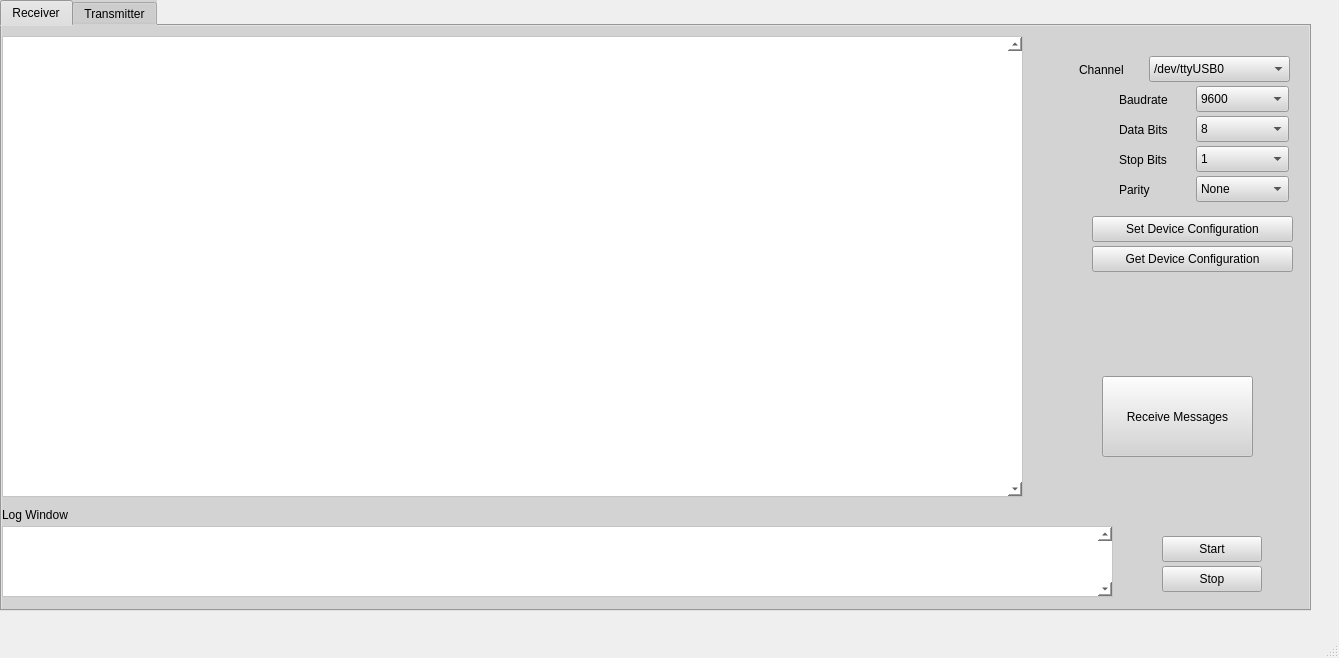
Before: the Qt Designer form RS422-485GuiApp/mainwindow.ui in Kemalusanmaz/RS422-485-Transceiver-Project, drawn with Qt 5.
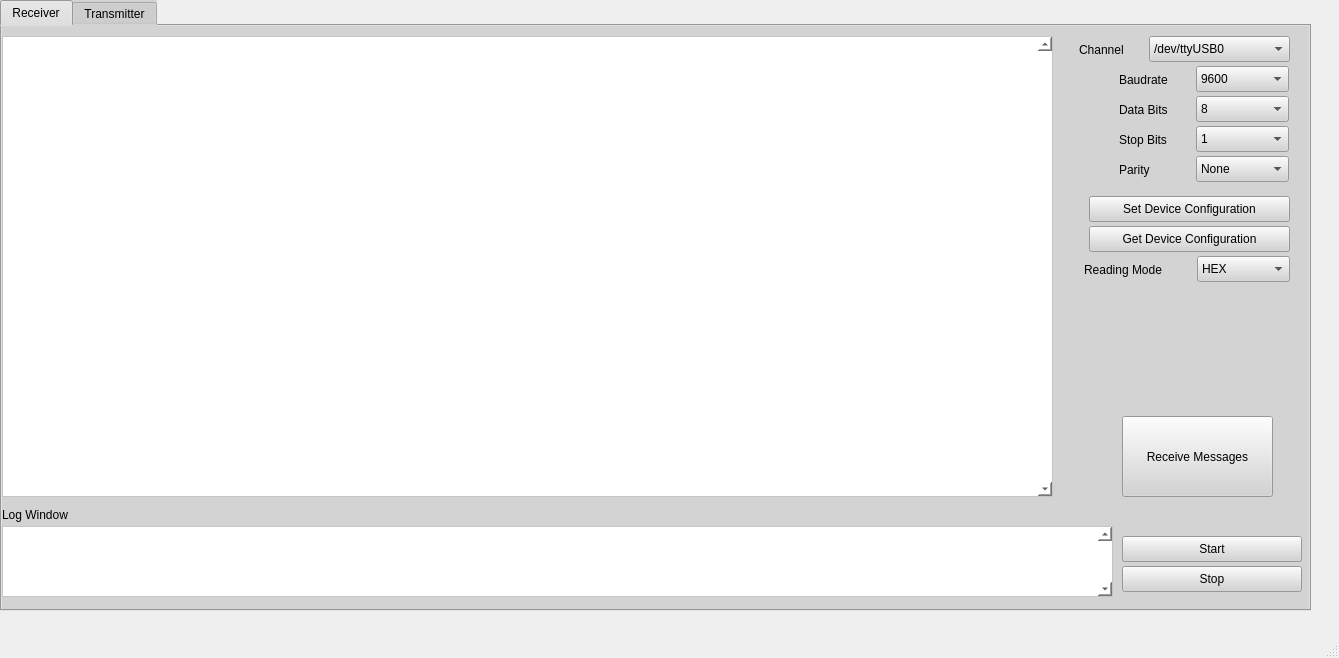
After: the same form once the commit is applied. The open tabs and pages were chosen to show the change.

Diff of the .ui file:
```diff
--- a/RS422-485GuiApp/mainwindow.ui
+++ b/RS422-485GuiApp/mainwindow.ui
@@ -74,9 +74,9 @@
      <widget class="QPushButton" name="receiver_start">
       <property name="geometry">
        <rect>
-        <x>1160</x>
+        <x>1120</x>
         <y>510</y>
-        <width>100</width>
+        <width>180</width>
         <height>26</height>
        </rect>
       </property>
@@ -87,9 +87,9 @@
      <widget class="QPushButton" name="receiver_stop">
       <property name="geometry">
        <rect>
-        <x>1160</x>
+        <x>1120</x>
         <y>540</y>
-        <width>100</width>
+        <width>180</width>
         <height>26</height>
        </rect>
       </property>
@@ -100,8 +100,8 @@
      <widget class="QPushButton" name="receiver_setDeviceConfiguration">
       <property name="geometry">
        <rect>
-        <x>1090</x>
-        <y>190</y>
+        <x>1087</x>
+        <y>170</y>
         <width>201</width>
         <height>26</height>
        </rect>
@@ -113,8 +113,8 @@
      <widget class="QPushButton" name="receiver_getDeviceConfiguration">
       <property name="geometry">
        <rect>
-        <x>1090</x>
-        <y>220</y>
+        <x>1087</x>
+        <y>200</y>
         <width>201</width>
         <height>26</height>
        </rect>
@@ -126,8 +126,8 @@
      <widget class="QPushButton" name="receiver_receiveMessages">
       <property name="geometry">
        <rect>
-        <x>1100</x>
-        <y>350</y>
+        <x>1120</x>
+        <y>390</y>
         <width>151</width>
         <height>81</height>
        </rect>
@@ -141,7 +141,7 @@
        <rect>
         <x>0</x>
         <y>10</y>
-        <width>1021</width>
+        <width>1051</width>
         <height>461</height>
        </rect>
       </property>
@@ -165,7 +165,7 @@
       <property name="geometry">
        <rect>
         <x>1117</x>
-        <y>64</y>
+        <y>44</y>
         <width>70</width>
         <height>20</height>
        </rect>
@@ -178,7 +178,7 @@
       <property name="geometry">
        <rect>
         <x>1117</x>
-        <y>94</y>
+        <y>74</y>
         <width>70</width>
         <height>20</height>
        </rect>
@@ -191,7 +191,7 @@
       <property name="geometry">
        <rect>
         <x>1117</x>
-        <y>154</y>
+        <y>134</y>
         <width>50</width>
         <height>20</height>
        </rect>
@@ -204,7 +204,7 @@
       <property name="geometry">
        <rect>
         <x>1117</x>
-        <y>124</y>
+        <y>104</y>
         <width>70</width>
         <height>20</height>
        </rect>
@@ -217,7 +217,7 @@
       <property name="geometry">
        <rect>
         <x>1194</x>
-        <y>90</y>
+        <y>70</y>
         <width>93</width>
         <height>26</height>
        </rect>
@@ -247,7 +247,7 @@
       <property name="geometry">
        <rect>
         <x>1194</x>
-        <y>150</y>
+        <y>130</y>
         <width>93</width>
         <height>26</height>
        </rect>
@@ -272,7 +272,7 @@
       <property name="geometry">
        <rect>
         <x>1194</x>
-        <y>120</y>
+        <y>100</y>
         <width>93</width>
         <height>26</height>
        </rect>
@@ -292,7 +292,7 @@
       <property name="geometry">
        <rect>
         <x>1194</x>
-        <y>60</y>
+        <y>40</y>
         <width>93</width>
         <height>26</height>
        </rect>
@@ -372,7 +372,7 @@
       <property name="geometry">
        <rect>
         <x>1147</x>
-        <y>30</y>
+        <y>10</y>
         <width>141</width>
         <height>26</height>
        </rect>
@@ -402,7 +402,7 @@
       <property name="geometry">
        <rect>
         <x>1077</x>
-        <y>34</y>
+        <y>14</y>
         <width>70</width>
         <height>20</height>
        </rect>
@@ -411,6 +411,39 @@
        <string>Channel</string>
       </property>
      </widget>
+     <widget class="QComboBox" name="receiver_readMode">
+      <property name="geometry">
+       <rect>
+        <x>1195</x>
+        <y>230</y>
+        <width>93</width>
+        <height>26</height>
+       </rect>
+      </property>
+      <item>
+       <property name="text">
+        <string>HEX</string>
+       </property>
+      </item>
+      <item>
+       <property name="text">
+        <string>ASCII</string>
+       </property>
+      </item>
+     </widget>
+     <widget class="QLabel" name="label_11">
+      <property name="geometry">
+       <rect>
+        <x>1082</x>
+        <y>234</y>
+        <width>110</width>
+        <height>20</height>
+       </rect>
+      </property>
+      <property name="text">
+       <string>Reading Mode</string>
+      </property>
+     </widget>
     </widget>
     <widget class="QWidget" name="tab_2">
      <attribute name="title">
```
Left out of the diff: 90 changed lines with no effect on the pictures.
